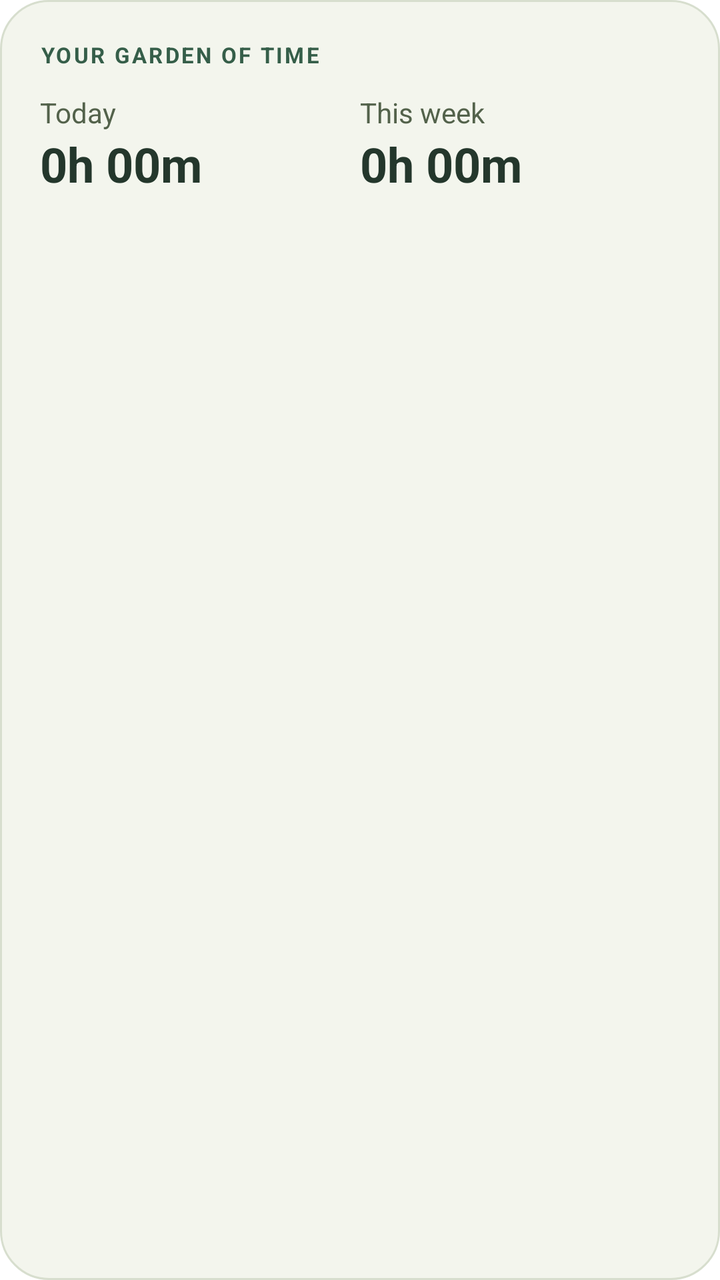
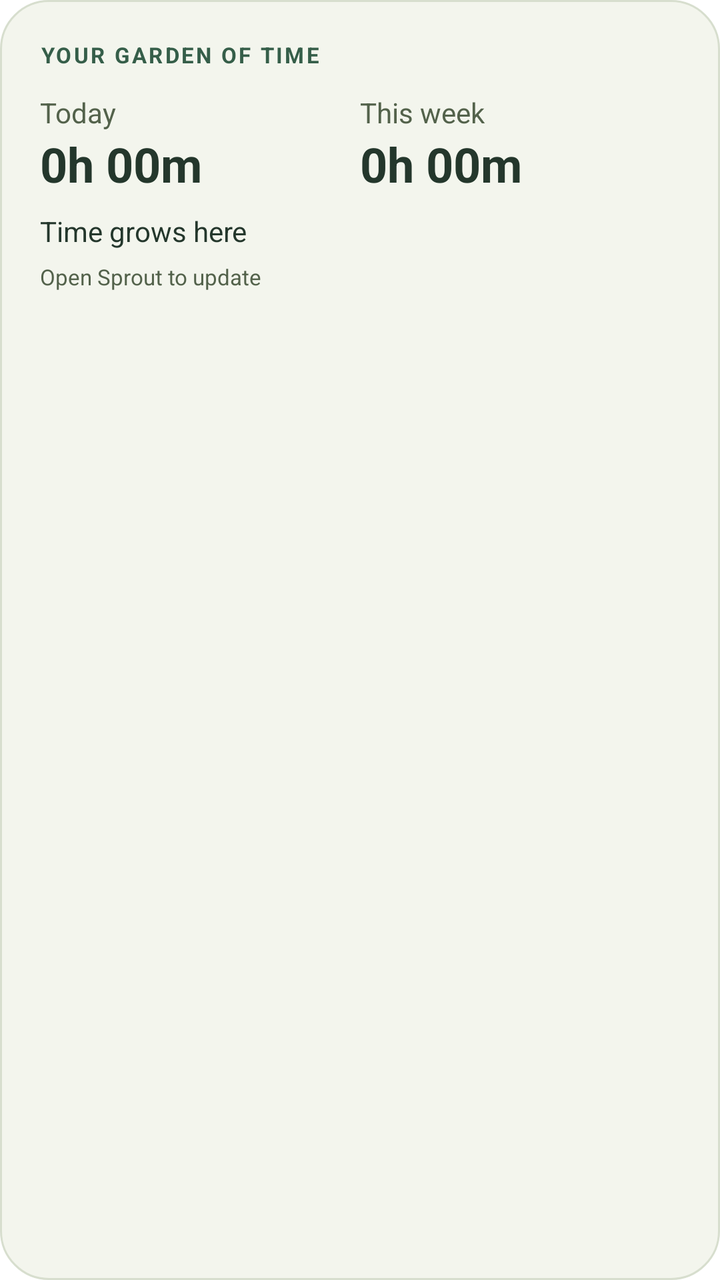

Compare the two renders of this Android layout. The source of the first and the diff that turns it into the second are given below.
<!-- AndroidManifest.xml: fallback theme Theme.MaterialComponents.DayNight.NoActionBar -->
<!-- res/layout/widget_stats.xml -->
<LinearLayout xmlns:android="http://schemas.android.com/apk/res/android" android:id="@+id/widget_root"
    android:layout_width="match_parent" android:layout_height="match_parent" android:orientation="vertical"
    android:padding="20dp" android:background="@drawable/widget_background">
    <TextView android:layout_width="match_parent" android:layout_height="wrap_content" android:text="YOUR GARDEN OF TIME"
        android:textStyle="bold" android:textSize="11sp" android:textColor="#355E49" android:letterSpacing="0.1" />
    <LinearLayout android:layout_width="match_parent" android:layout_height="wrap_content" android:layout_marginTop="12dp">
        <LinearLayout android:layout_width="0dp" android:layout_weight="1" android:layout_height="wrap_content" android:orientation="vertical">
            <TextView android:layout_width="match_parent" android:layout_height="wrap_content" android:text="Today" android:textColor="#53624B" />
            <TextView android:id="@+id/stats_today" android:layout_width="match_parent" android:layout_height="wrap_content"
                android:text="0h 00m" android:textSize="24sp" android:textStyle="bold" android:textColor="#24372C" />
        </LinearLayout>
        <LinearLayout android:layout_width="0dp" android:layout_weight="1" android:layout_height="wrap_content" android:orientation="vertical">
            <TextView android:layout_width="match_parent" android:layout_height="wrap_content" android:text="This week" android:textColor="#53624B" />
            <TextView android:id="@+id/stats_week" android:layout_width="match_parent" android:layout_height="wrap_content"
                android:text="0h 00m" android:textSize="24sp" android:textStyle="bold" android:textColor="#24372C" />
        </LinearLayout>
    </LinearLayout>
    <TextView android:id="@+id/stats_sessions" android:layout_width="match_parent" android:layout_height="wrap_content"
        android:layout_marginTop="8dp" android:textColor="#24372C" />
    <TextView android:id="@+id/stats_updated" android:layout_width="match_parent" android:layout_height="wrap_content"
        android:layout_marginTop="6dp" android:textSize="11sp" android:textColor="#53624B" />
</LinearLayout>
<!-- resources referenced by this layout -->
<resources>
  <!-- drawable widget_background (drawable) -->
  <shape xmlns:android="http://schemas.android.com/apk/res/android" android:shape="rectangle">
      <solid android:color="#F3F5ED" />
      <corners android:radius="24dp" />
      <stroke android:width="1dp" android:color="#D7DECE" />
  </shape>
</resources>

<!-- the commit's change to res/layout/widget_stats.xml (unified diff, before → after) -->
@@ -15,8 +15,8 @@
                 android:text="0h 00m" android:textSize="24sp" android:textStyle="bold" android:textColor="#24372C" />
         </LinearLayout>
     </LinearLayout>
-    <TextView android:id="@+id/stats_sessions" android:layout_width="match_parent" android:layout_height="wrap_content"
+    <TextView android:id="@+id/stats_sessions" android:text="Time grows here" android:layout_width="match_parent" android:layout_height="wrap_content"
         android:layout_marginTop="8dp" android:textColor="#24372C" />
-    <TextView android:id="@+id/stats_updated" android:layout_width="match_parent" android:layout_height="wrap_content"
+    <TextView android:id="@+id/stats_updated" android:text="Open Sprout to update" android:layout_width="match_parent" android:layout_height="wrap_content"
         android:layout_marginTop="6dp" android:textSize="11sp" android:textColor="#53624B" />
 </LinearLayout>
